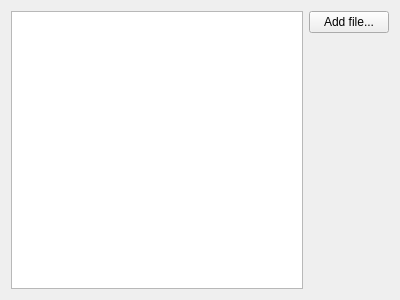
Above: Required/Project/ProjectWidget.ui from zsiciarz/required before the change. Below: the same form after it.
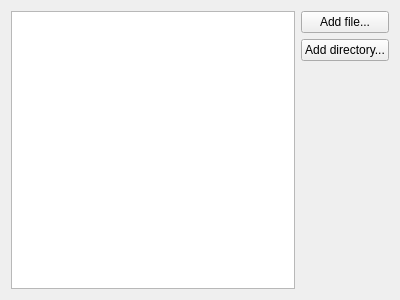
That is the form after the change.

Commit message: 'Add directory...' button.

Patch:
```diff
--- a/Required/Project/ProjectWidget.ui
+++ b/Required/Project/ProjectWidget.ui
@@ -35,6 +35,13 @@
        </property>
       </widget>
      </item>
+     <item>
+      <widget class="QPushButton" name="btnAddDirectory">
+       <property name="text">
+        <string>Add directory...</string>
+       </property>
+      </widget>
+     </item>
      <item>
       <spacer name="verticalSpacer">
        <property name="orientation">
```
The commit also changes 2 other files.
